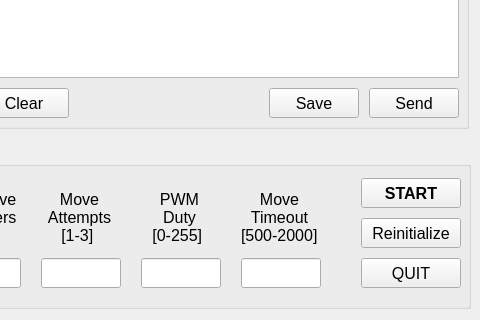
Before: the Qt Designer form src/omniroute_operation/src/three_by_three_interface/interface.ui in NC4Lab/omniroute_ubuntu_ws, drawn with Qt 5; both pictures show x 309 to 789 and y 522 to 842 of the 789 by 842 pixel window.
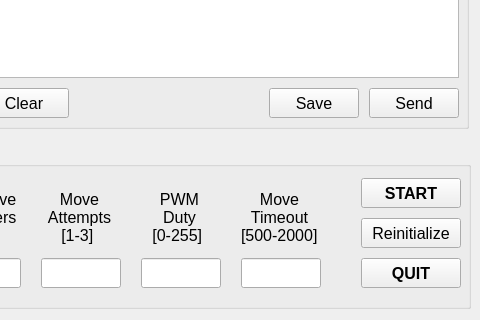
After: the same form once the commit is applied.

Patch:
```diff
--- a/src/omniroute_operation/src/three_by_three_interface/interface.ui
+++ b/src/omniroute_operation/src/three_by_three_interface/interface.ui
@@ -265,8 +265,8 @@
     <property name="font">
      <font>
       <pointsize>12</pointsize>
-      <weight>50</weight>
-      <bold>false</bold>
+      <weight>75</weight>
+      <bold>true</bold>
      </font>
     </property>
     <property name="text">
```
